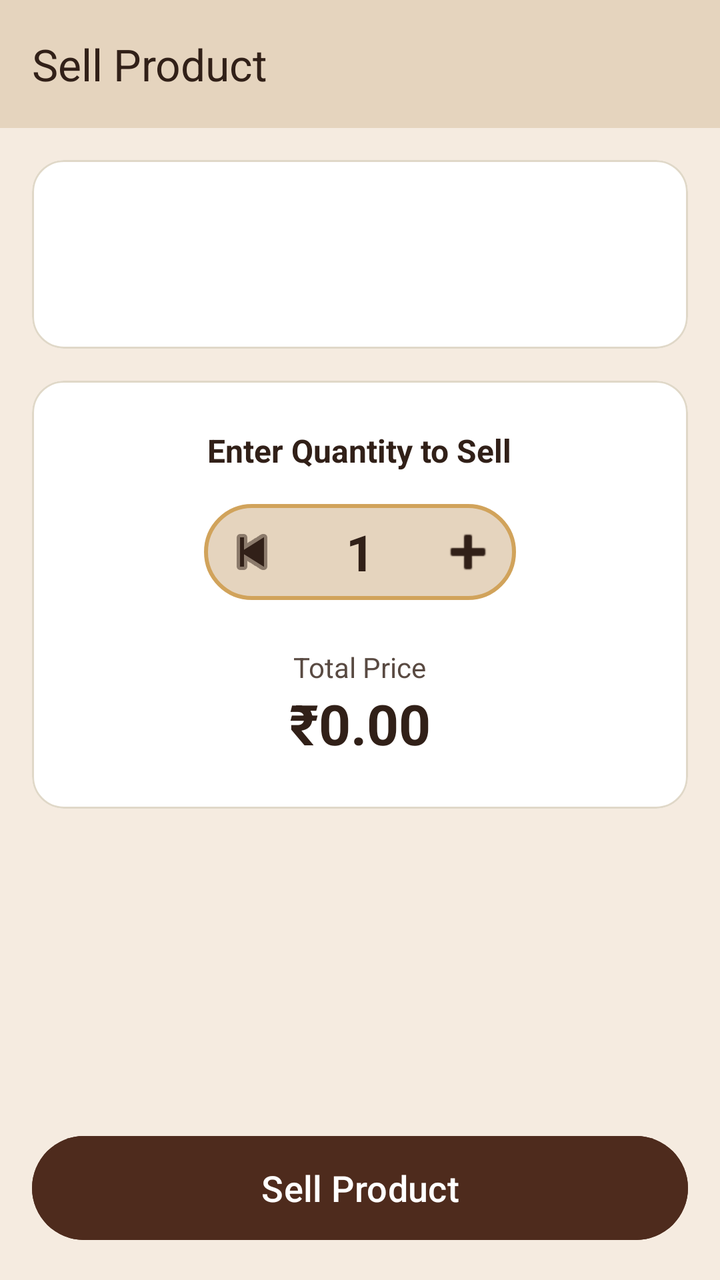
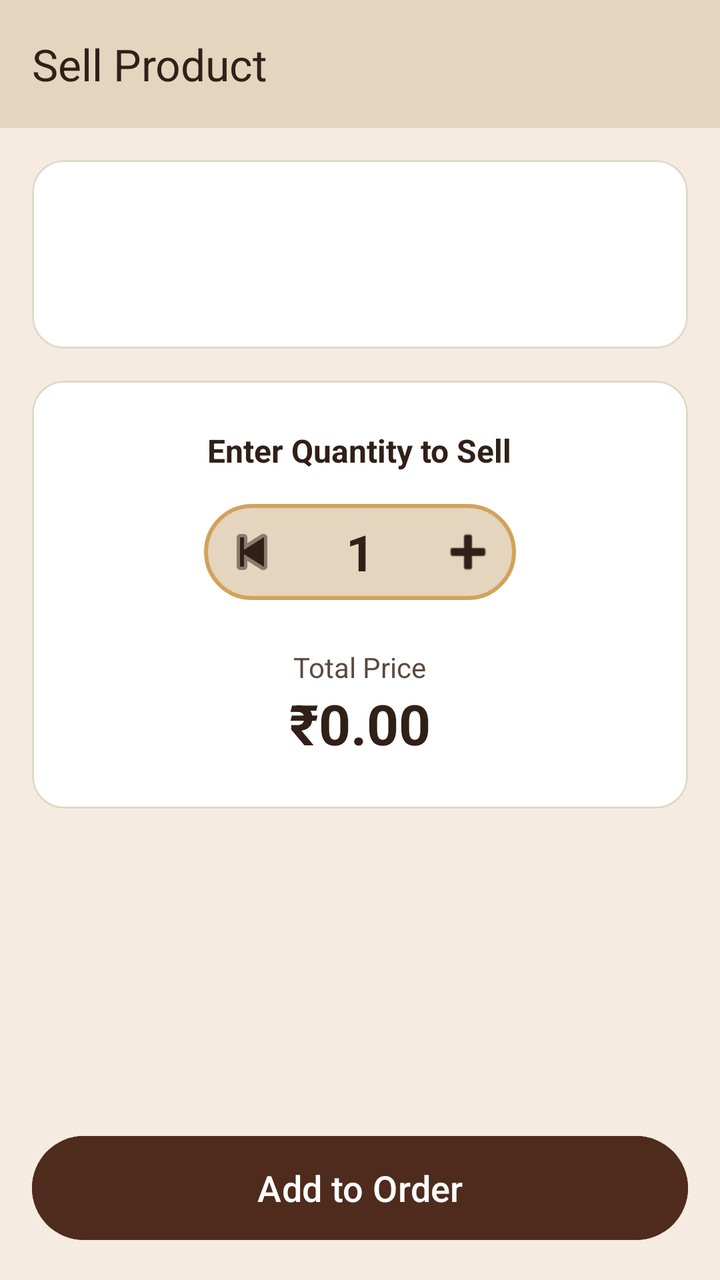

Two renders of the same Android screen: before a commit and after it. Below are the layout's source before the change and the commit's diff.
<!-- AndroidManifest.xml: application theme Theme.COCOBAR -->
<!-- res/layout/activity_sell_product.xml -->
<?xml version="1.0" encoding="utf-8"?>
<androidx.constraintlayout.widget.ConstraintLayout xmlns:android="http://schemas.android.com/apk/res/android"
    xmlns:app="http://schemas.android.com/apk/res-auto"
    android:layout_width="match_parent"
    android:layout_height="match_parent"
    android:background="@color/coco_main_beige">

    <androidx.appcompat.widget.Toolbar
        android:id="@+id/toolbar"
        android:layout_width="match_parent"
        android:layout_height="?attr/actionBarSize"
        android:background="@color/coco_input_beige"
        android:gravity="center"
        app:title="Sell Product"
        app:titleTextColor="#312018"
        app:layout_constraintTop_toTopOf="parent" />

    <ScrollView
        android:layout_width="match_parent"
        android:layout_height="0dp"
        app:layout_constraintTop_toBottomOf="@id/toolbar"
        app:layout_constraintBottom_toTopOf="@id/btnSellProduct">

        <LinearLayout
            android:layout_width="match_parent"
            android:layout_height="wrap_content"
            android:orientation="vertical"
            android:padding="16dp">

            
            <com.google.android.material.card.MaterialCardView
                android:layout_width="match_parent"
                android:layout_height="wrap_content"
                android:layout_marginBottom="16dp"
                app:cardBackgroundColor="@color/white"
                app:cardCornerRadius="16dp"
                app:cardElevation="0dp"
                app:strokeColor="#E0D8C8"
                app:strokeWidth="1dp">
                <LinearLayout
                    android:layout_width="match_parent"
                    android:layout_height="wrap_content"
                    android:orientation="horizontal"
                    android:padding="16dp"
                    android:gravity="center_vertical">

                    <ImageView
                        android:id="@+id/ivProductImage"
                        android:layout_width="60dp"
                        android:layout_height="60dp"
                        android:radius="32dp"
                        android:scaleType="centerCrop"/>

                    <LinearLayout
                        android:layout_width="wrap_content"
                        android:layout_height="wrap_content"
                        android:orientation="vertical"
                        android:layout_marginStart="16dp">
                        <TextView
                            android:id="@+id/tvProductName"
                            android:layout_width="wrap_content"
                            android:layout_height="wrap_content"
                            android:textColor="#312018"
                            android:textStyle="bold"
                            android:textSize="18sp"/>
                        <TextView
                            android:id="@+id/tvProductPrice"
                            android:layout_width="wrap_content"
                            android:layout_height="wrap_content"
                            android:textColor="#594A42"/>
                        <TextView
                            android:id="@+id/tvProductAvailable"
                            android:layout_width="wrap_content"
                            android:layout_height="wrap_content"
                            android:textColor="#388E3C"
                            android:textStyle="bold"/>
                    </LinearLayout>
                </LinearLayout>
            </com.google.android.material.card.MaterialCardView>

            
            <com.google.android.material.card.MaterialCardView
                android:layout_width="match_parent"
                android:layout_height="wrap_content"
                app:cardBackgroundColor="@color/white"
                app:cardCornerRadius="16dp"
                app:cardElevation="0dp"
                app:strokeColor="#E0D8C8"
                app:strokeWidth="1dp">

                <LinearLayout
                    android:layout_width="match_parent"
                    android:layout_height="wrap_content"
                    android:orientation="vertical"
                    android:padding="24dp"
                    android:gravity="center">

                    <TextView
                        android:layout_width="wrap_content"
                        android:layout_height="wrap_content"
                        android:text="Enter Quantity to Sell"
                        android:textColor="#312018"
                        android:textStyle="bold"
                        android:textSize="16sp"
                        android:layout_marginBottom="16dp"/>

                    <LinearLayout
                        android:layout_width="wrap_content"
                        android:layout_height="wrap_content"
                        android:orientation="horizontal"
                        android:gravity="center"
                        android:background="@drawable/bg_input_pill">

                        <ImageButton
                            android:id="@+id/btnMinus"
                            android:layout_width="48dp"
                            android:layout_height="48dp"
                            android:src="@android:drawable/ic_media_previous"
                            android:background="?selectableItemBackgroundBorderless"
                            app:tint="#312018"/>

                        <TextView
                            android:id="@+id/tvQuantity"
                            android:layout_width="60dp"
                            android:layout_height="wrap_content"
                            android:text="1"
                            android:gravity="center"
                            android:textSize="25sp"
                            android:textStyle="bold"
                            android:textColor="#312018"/>

                        <ImageButton
                            android:id="@+id/btnPlus"
                            android:layout_width="48dp"
                            android:layout_height="48dp"
                            android:src="@android:drawable/ic_input_add"
                            android:background="?selectableItemBackgroundBorderless"
                            app:tint="#312018"/>
                    </LinearLayout>

                    <TextView
                        android:layout_width="wrap_content"
                        android:layout_height="wrap_content"
                        android:text="Total Price"
                        android:layout_marginTop="24dp"
                        android:textColor="#594A42"/>

                    <TextView
                        android:id="@+id/tvTotalPrice"
                        android:layout_width="wrap_content"
                        android:layout_height="wrap_content"
                        android:text="₹0.00"
                        android:textSize="28sp"
                        android:textStyle="bold"
                        android:textColor="#312018"/>

                </LinearLayout>
            </com.google.android.material.card.MaterialCardView>
        </LinearLayout>
    </ScrollView>

    <Button
        android:id="@+id/btnSellProduct"
        android:layout_width="match_parent"
        android:layout_height="60dp"
        android:layout_margin="16dp"
        android:text="Sell Product"
        android:backgroundTint="#4E2B1D"
        android:textColor="@color/white"
        android:textSize="18sp"
        app:layout_constraintBottom_toBottomOf="parent"/>

</androidx.constraintlayout.widget.ConstraintLayout>
<!-- resources referenced by this layout -->
<resources>
  <color name="coco_input_beige">#E5D4BE</color>
  <color name="coco_main_beige">#F5EBE0</color>
  <color name="white">#FFFFFFFF</color>
  <!-- drawable bg_input_pill (drawable) -->
  <?xml version="1.0" encoding="utf-8"?>
  <shape xmlns:android="http://schemas.android.com/apk/res/android">
      <solid android:color="@color/coco_input_beige" />
      <corners android:radius="32dp" />
      <stroke
  
          android:width="2dp"
          android:color="#D1A35B" />
  </shape>
  <style name="Theme.COCOBAR" parent="Base.Theme.COCOBAR" />
  <style name="Base.Theme.COCOBAR" parent="Theme.Material3.DayNight.NoActionBar">
          
          <item name="colorPrimary">@color/coco_button_teal</item>
  
          
          <item name="android:statusBarColor">?android:attr/colorBackground</item>
          
      </style>
  <color name="coco_button_teal">#2F6F6B</color>
</resources>

<!-- the commit's change to res/layout/activity_sell_product.xml (unified diff, before → after) -->
@@ -164,7 +164,7 @@
         android:layout_width="match_parent"
         android:layout_height="60dp"
         android:layout_margin="16dp"
-        android:text="Sell Product"
+        android:text="Add to Order"
         android:backgroundTint="#4E2B1D"
         android:textColor="@color/white"
         android:textSize="18sp"
